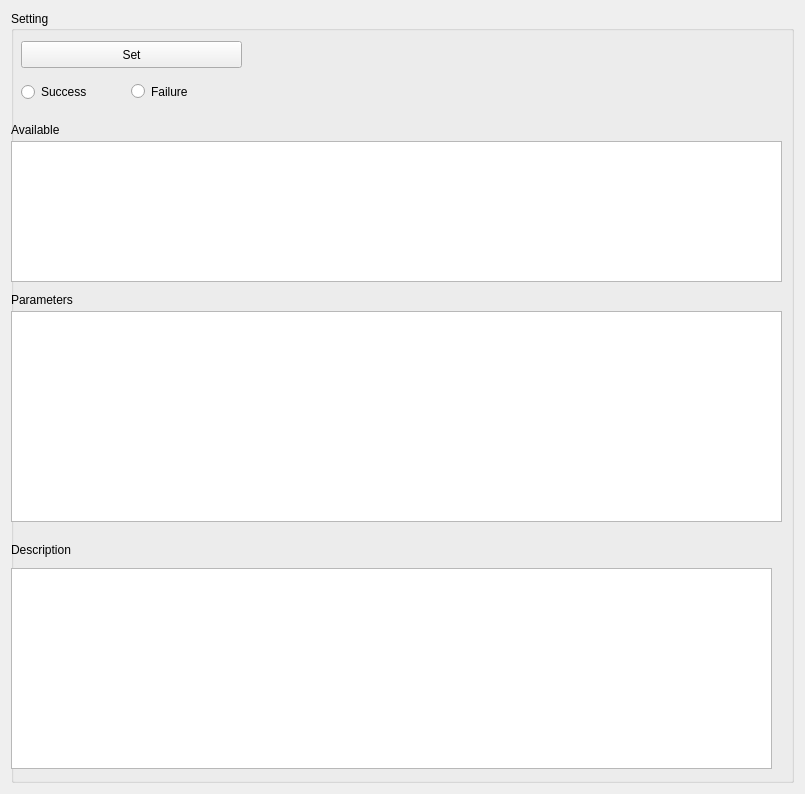
This is gui/src/gui/choose_jsonable.ui in massimilianop/sml_under_development as Qt 5 draws it before an edit. The edited form follows.
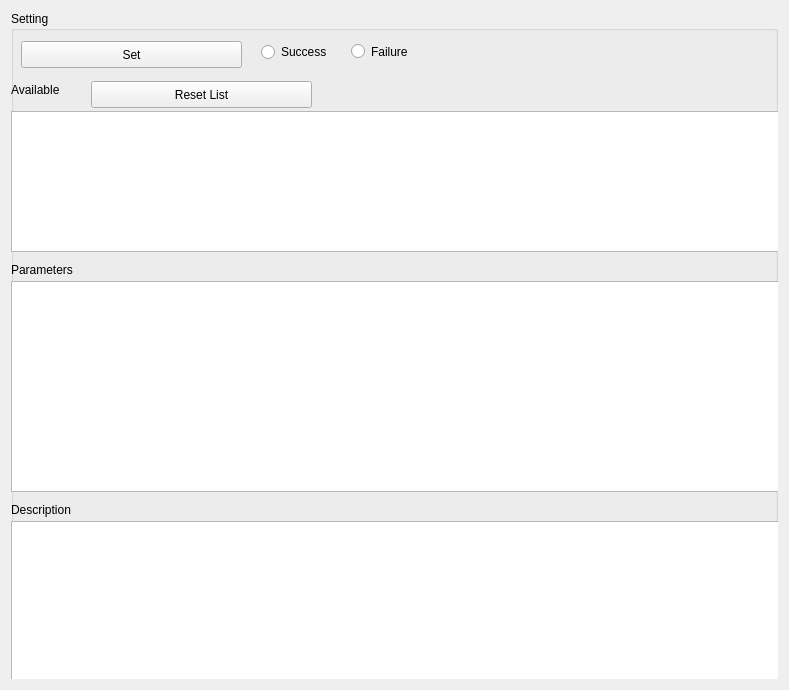
This is the edited form.

Diff of the .ui file:
```diff
--- a/gui/src/gui/choose_jsonable.ui
+++ b/gui/src/gui/choose_jsonable.ui
@@ -6,8 +6,8 @@
    <rect>
     <x>0</x>
     <y>0</y>
-    <width>805</width>
-    <height>794</height>
+    <width>789</width>
+    <height>690</height>
    </rect>
   </property>
   <property name="windowTitle">
@@ -25,8 +25,8 @@
      <widget class="QRadioButton" name="Failure">
       <property name="geometry">
        <rect>
-        <x>120</x>
-        <y>70</y>
+        <x>340</x>
+        <y>30</y>
         <width>81</width>
         <height>21</height>
        </rect>
@@ -38,8 +38,8 @@
      <widget class="QRadioButton" name="Success">
       <property name="geometry">
        <rect>
-        <x>10</x>
-        <y>70</y>
+        <x>250</x>
+        <y>30</y>
         <width>91</width>
         <height>22</height>
        </rect>
@@ -65,7 +65,7 @@
       <property name="geometry">
        <rect>
         <x>0</x>
-        <y>130</y>
+        <y>100</y>
         <width>771</width>
         <height>141</height>
        </rect>
@@ -75,7 +75,7 @@
       <property name="geometry">
        <rect>
         <x>0</x>
-        <y>300</y>
+        <y>270</y>
         <width>771</width>
         <height>211</height>
        </rect>
@@ -85,7 +85,7 @@
       <property name="geometry">
        <rect>
         <x>0</x>
-        <y>280</y>
+        <y>250</y>
         <width>161</width>
         <height>17</height>
        </rect>
@@ -98,7 +98,7 @@
       <property name="geometry">
        <rect>
         <x>0</x>
-        <y>110</y>
+        <y>70</y>
         <width>161</width>
         <height>17</height>
        </rect>
@@ -107,21 +107,11 @@
        <string>Available</string>
       </property>
      </widget>
-     <widget class="QPlainTextEdit" name="JsonableDescription">
-      <property name="geometry">
-       <rect>
-        <x>0</x>
-        <y>557</y>
-        <width>761</width>
-        <height>201</height>
-       </rect>
-      </property>
-     </widget>
      <widget class="QLabel" name="labelJsonableParameters_2">
       <property name="geometry">
        <rect>
         <x>0</x>
-        <y>530</y>
+        <y>490</y>
         <width>161</width>
         <height>17</height>
        </rect>
@@ -130,6 +120,29 @@
        <string>Description</string>
       </property>
      </widget>
+     <widget class="QPushButton" name="ResetListJsonable">
+      <property name="geometry">
+       <rect>
+        <x>80</x>
+        <y>70</y>
+        <width>221</width>
+        <height>27</height>
+       </rect>
+      </property>
+      <property name="text">
+       <string>Reset List</string>
+      </property>
+     </widget>
+     <widget class="QTextEdit" name="JsonableDescription">
+      <property name="geometry">
+       <rect>
+        <x>0</x>
+        <y>510</y>
+        <width>771</width>
+        <height>161</height>
+       </rect>
+      </property>
+     </widget>
     </widget>
    </item>
   </layout>
```
